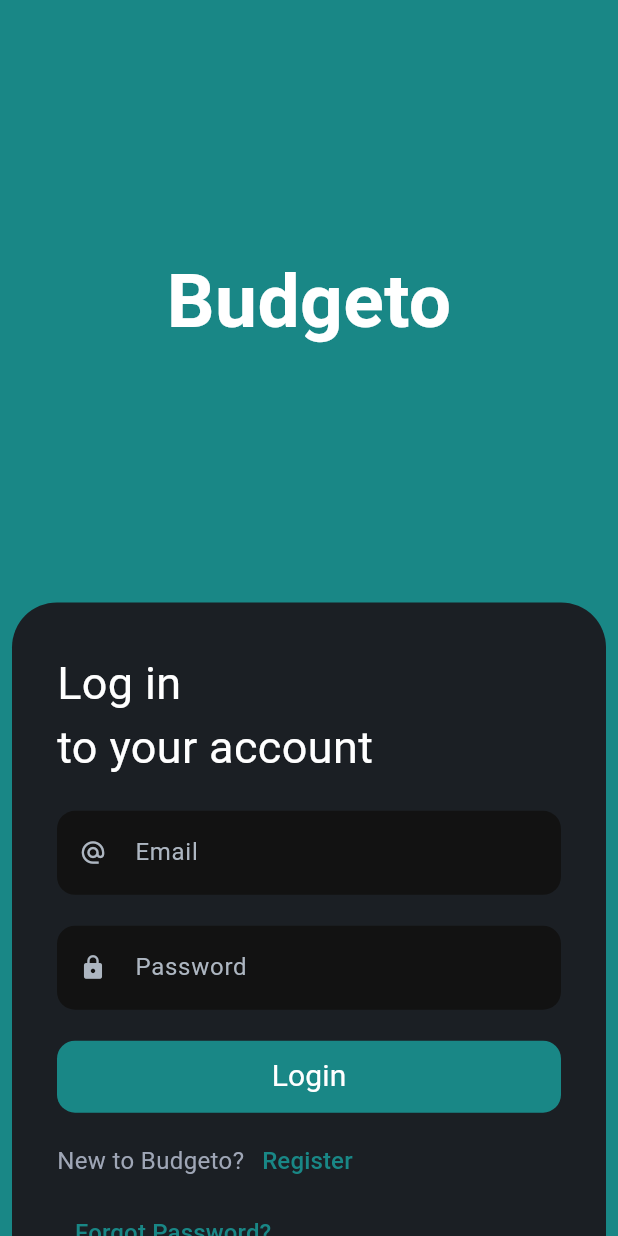
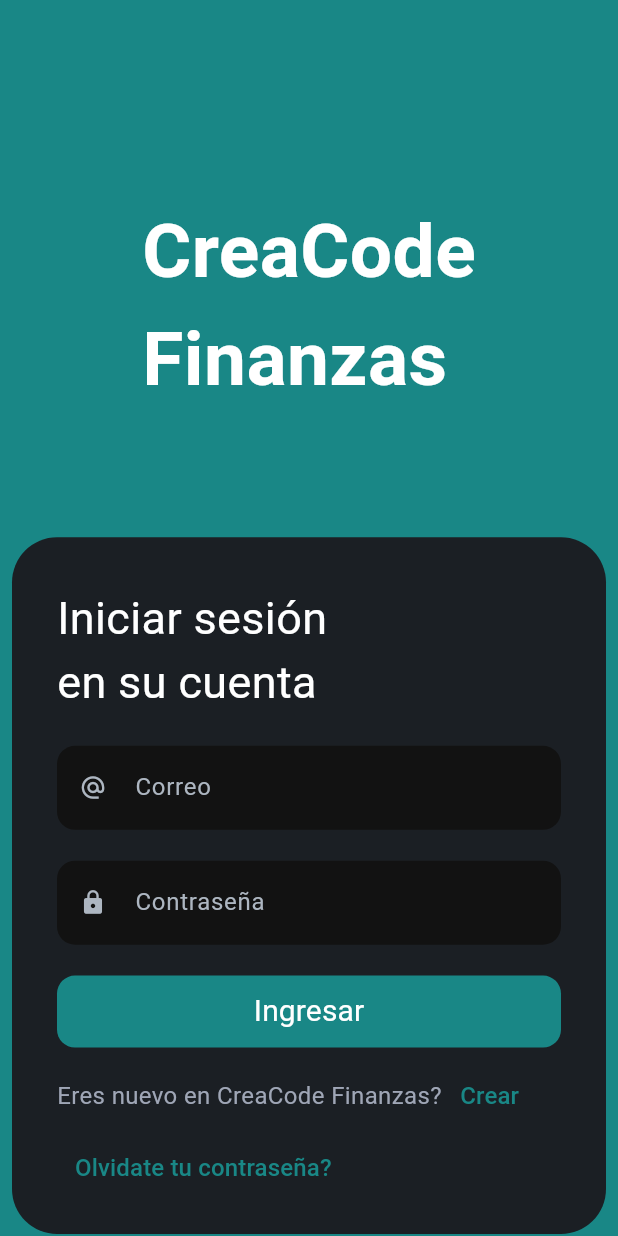
Before and after one commit to josmeldev/creacode_finanzas, a Flutter app: the screen it shows after launch, on a phone screen of 412 x 824 dp. Run offline on Flutter 3.47's test engine with Material 3 defaults, Android fonts, the phone set to English and light mode, and no system bars; our stand-ins replace firebase_auth, firebase_core, firebase_database, firebase_storage, fl_chart, flutter_switch and 3 more; accounts and stored records are empty; Roboto replaces fonts that are missing (Outfit).

Commit message:
refactor: translate authentication screens to Spanish for localization

```diff
--- a/lib/presentation/screens/auth/check_email_screen.dart
+++ b/lib/presentation/screens/auth/check_email_screen.dart
@@ -21,7 +21,7 @@
           ),
           Center(
             child: Text(
-              'We have sent you a link to\nreset the password!',
+              '¡Te hemos enviado un enlace\n para restablecer la contraseña!',
               style:
                   TextStyle(fontSize: 20, color: Theme.of(context).cardColor),
               textAlign: TextAlign.center,
--- a/lib/presentation/screens/auth/forgot_password_screen.dart
+++ b/lib/presentation/screens/auth/forgot_password_screen.dart
@@ -34,7 +34,7 @@
         .then((value) {
       Navigator.pushReplacement(context,
           MaterialPageRoute(builder: (context) => const CheckMailScreen()));
-      ToastMessage().toastMessage('Password reset email sent!', Colors.green);
+      ToastMessage().toastMessage('Correo electrónico de restablecimiento de contraseña enviado!', Colors.green);
       setState(() {
         loading = false;
       });
@@ -63,7 +63,7 @@
                         color: Theme.of(context).primaryColor,
                         child: const Center(
                           child: Text(
-                            'Budgeto',
+                            'CreaCode Finanzas',
                             style: TextStyle(
                                 fontSize: 50,
                                 fontWeight: FontWeight.bold,
--- a/lib/presentation/screens/auth/login_screen.dart
+++ b/lib/presentation/screens/auth/login_screen.dart
@@ -80,11 +80,11 @@
                     child: Column(
                       children: [
                         SizedBox(
-                          height: constraints.maxHeight * 0.2,
+                          height: constraints.maxHeight * 0.16,
                         ),
                         const Center(
                           child: Text(
-                            'Budgeto',
+                            'CreaCode\nFinanzas',
                             style: TextStyle(
                                 fontSize: 50,
                                 fontWeight: FontWeight.bold,
@@ -92,7 +92,7 @@
                           ),
                         ),
                         SizedBox(
-                          height: constraints.maxHeight * 0.2,
+                          height: constraints.maxHeight * 0.1,
                         ),
                         Padding(
                           padding: const EdgeInsets.symmetric(horizontal: 8),
@@ -119,7 +119,7 @@
                                           height:
                                               constraints.maxHeight * 0.015),
                                       const Text(
-                                        'Log in\nto your account',
+                                        'Iniciar sesión\nen su cuenta',
                                         style: TextStyle(
                                           fontSize: 30,
                                         ),
@@ -128,13 +128,17 @@
                                         height: constraints.maxHeight * 0.025,
                                       ),
                                       CustomTextField(
-                                        hint: 'Email',
+                                        hint: 'Correo',
                                         iconName: Icons.alternate_email,
                                         controller: emailController,
                                         obscureText: false,
                                         validator: (value) {
                                           if (value!.isEmpty) {
-                                            return 'Enter Email';
+                                            return 'Ingrese el correo';
+                                          } else if (!RegExp(
+                                                  r"^[a-zA-Z0-9._%+-]+@[a-zA-Z0-9.-]+\.[a-zA-Z]{2,}$")
+                                              .hasMatch(value)) {
+                                            return 'Ingrese un correo válido';
                                           }
                                           return null;
                                         },
@@ -145,13 +149,15 @@
                                         height: constraints.maxHeight * 0.025,
                                       ),
                                       CustomTextField(
-                                        hint: 'Password',
+                                        hint: 'Contraseña',
                                         iconName: Icons.lock,
                                         controller: passwordController,
                                         obscureText: true,
                                         validator: (value) {
                                           if (value!.isEmpty) {
-                                            return 'Enter Password';
+                                            return 'Ingrese la contraseña';
+                                          } else if (value.length < 6) {
+                                            return 'La contraseña debe tener al menos 6 caracteres';
                                           }
                                           return null;
                                         },
@@ -168,7 +174,7 @@
                                         constraints: constraints,
                                         btnColor:
                                             Theme.of(context).primaryColor,
-                                        btnText: 'Login',
+                                        btnText: 'Ingresar',
                                         onPressed: () {
                                           if (_formKey.currentState!
                                               .validate()) {
@@ -182,7 +188,7 @@
                                       Row(
                                         children: [
                                           const Text(
-                                            'New to Budgeto?',
+                                            'Eres nuevo en CreaCode Finanzas?',
                                             style: TextStyle(
                                                 color: kGrayTextC,
                                                 fontSize: 16,
@@ -190,7 +196,7 @@
                                           ),
                                           TextButton(
                                             child: Text(
-                                              'Register',
+                                              'Crear',
                                               style: TextStyle(
                                                   color: Theme.of(context)
                                                       .primaryColor,
@@ -208,7 +214,7 @@
                                       ),
                                       TextButton(
                                         child: Text(
-                                          'Forgot Password?',
+                                          'Olvidate tu contraseña?',
                                           style: TextStyle(
                                               color: Theme.of(context)
                                                   .primaryColor,
--- a/lib/presentation/screens/auth/signup_screen.dart
+++ b/lib/presentation/screens/auth/signup_screen.dart
@@ -42,7 +42,8 @@
       await _auth
           .createUserWithEmailAndPassword(
             email: emailController.text.toString(),
-              password: confirmPassController.text.toString())
+            password: confirmPassController.text.toString(),
+          )
           .then((value) {
             ref.child(value.user!.uid.toString()).set({
               'uid': value.user!.uid.toString(),
@@ -58,12 +59,17 @@
 
             debugPrint('split working');
 
-        Navigator.pushReplacement(context,
-            MaterialPageRoute(builder: (context) => const VerifyEmailScreen()));
+            Navigator.pushReplacement(
+              context,
+              MaterialPageRoute(
+                builder: (context) => const VerifyEmailScreen(),
+              ),
+            );
             setState(() {
               loading = false;
             });
-      }).onError((error, stackTrace) {
+          })
+          .onError((error, stackTrace) {
             ToastMessage().toastMessage(error.toString(), Colors.red);
             setState(() {
               loading = false;
@@ -89,11 +95,12 @@
                         color: Theme.of(context).primaryColor,
                         child: const Center(
                           child: Text(
-                            'Budgeto',
+                            'CreaCode\nFinanzas',
                             style: TextStyle(
                               fontSize: 50,
                               fontWeight: FontWeight.bold,
-                                color: Colors.white),
+                              color: Colors.white,
+                            ),
                           ),
                         ),
                       ),
@@ -101,12 +108,15 @@
                         padding: const EdgeInsets.symmetric(horizontal: 8),
                         child: Container(
                           padding: const EdgeInsets.symmetric(
-                              vertical: 8, horizontal: 30),
+                            vertical: 8,
+                            horizontal: 30,
+                          ),
 
                           decoration: BoxDecoration(
                             color: Theme.of(context).cardColor,
-                            borderRadius:
-                                const BorderRadius.all(Radius.circular(25)),
+                            borderRadius: const BorderRadius.all(
+                              Radius.circular(25),
+                            ),
                           ),
                           // color: Colors.white,
                           child: Form(
@@ -117,116 +127,116 @@
                               children: [
                                 SizedBox(height: constraints.maxHeight * 0.015),
                                 const Text(
-                                  'Create Account',
-                                  style: TextStyle(
-                                    fontSize: 28,
+                                  'Crear cuenta',
+                                  style: TextStyle(fontSize: 28),
                                 ),
-                                ),
-                                SizedBox(
-                                  height: constraints.maxHeight * 0.025,
-                                ),
+                                SizedBox(height: constraints.maxHeight * 0.025),
                                 CustomTextField(
                                   controller: emailController,
-                                  hint: 'Email',
+                                  hint: 'Correo',
                                   iconName: Icons.alternate_email,
                                   obscureText: false,
                                   validator: (value) {
                                     if (value!.isEmpty) {
-                                      return 'Enter Email';
+                                      return 'Ingresa un correo';
+                                    } else if (!RegExp(
+                                      r"^[a-zA-Z0-9._%+-]+@[a-zA-Z0-9.-]+\.[a-zA-Z]{2,}$",
+                                    ).hasMatch(value)) {
+                                      return 'Ingresa un correo válido';
                                     }
                                     return null;
                                   },
                                 ),
-                                SizedBox(
-                                  height: constraints.maxHeight * 0.025,
-                                ),
+                                SizedBox(height: constraints.maxHeight * 0.025),
                                 CustomTextField(
-                                  hint: 'Password',
+                                  hint: 'Contraseña',
                                   iconName: Icons.lock,
                                   obscureText: true,
                                   controller: passwordController,
                                   validator: (value) {
                                     if (value!.isEmpty) {
-                                      return 'Enter Password';
+                                      return 'Ingrese la contraseña';
+                                    } else if (value.length < 6) {
+                                      return 'La contraseña debe tener al menos 6 caracteres';
                                     }
                                     return null;
                                   },
                                 ),
-                                SizedBox(
-                                  height: constraints.maxHeight * 0.025,
-                                ),
+                                SizedBox(height: constraints.maxHeight * 0.025),
                                 CustomTextField(
-                                  hint: 'Confirm Password',
+                                  hint: 'Confirmar contraseña',
                                   iconName: Icons.lock,
                                   obscureText: true,
                                   controller: confirmPassController,
                                   validator: (value) {
                                     if (value!.isEmpty) {
-                                      return 'Enter Password';
+                                      return 'Ingrese la contraseña';
                                     }
                                     if (value != passwordController.text) {
-                                      return 'Password does not match';
+                                      return 'Las contraseñas no coinciden';
                                     }
                                     return null;
                                   },
                                 ),
-                                SizedBox(
-                                  height: constraints.maxHeight * 0.02,
-                                ),
+                                SizedBox(height: constraints.maxHeight * 0.02),
 
                                 const Center(
                                   child: Text(
-                                    'By signing up you’re agree to our Privacy Policy and Terms and Conditions',
+                                    'Al registrarte aceptas nuestra Política de privacidad y Términos y condiciones.',
                                     style: TextStyle(
-                                        fontSize: 14, color: kGrayTextC),
+                                      fontSize: 14,
+                                      color: kGrayTextC,
+                                    ),
                                   ),
                                 ),
 
-                                SizedBox(
-                                  height: constraints.maxHeight * 0.02,
-                                ),
+                                SizedBox(height: constraints.maxHeight * 0.02),
 
                                 // Container(child: TextB,)
                                 TButton(
                                   loading: loading,
                                   constraints: constraints,
                                   btnColor: Theme.of(context).primaryColor,
-                                  btnText: 'Continue',
+                                  btnText: 'Continuar',
                                   onPressed: signup,
                                 ),
-                                SizedBox(
-                                  height: constraints.maxHeight * 0.01,
-                                ),
+                                SizedBox(height: constraints.maxHeight * 0.01),
                                 Row(
                                   children: [
                                     const Text(
-                                      'Joined us?',
+                                      'Ya tienes una cuenta?',
                                       style: TextStyle(
                                         color: kGrayTextC,
                                         fontSize: 16,
-                                          fontWeight: FontWeight.w400),
+                                        fontWeight: FontWeight.w400,
+                                      ),
                                     ),
                                     TextButton(
                                       onPressed: () {
                                         Navigator.push(
                                           context,
                                           MaterialPageRoute(
-                                                  builder: (context) =>
-                                                      const LoginScreen()));
+                                            builder:
+                                                (context) =>
+                                                    const LoginScreen(),
+                                          ),
+                                        );
                                       },
-                                        child: Text('Login',
+                                      child: Text(
+                                        'Iniciar',
                                         style: TextStyle(
-                                              color: Theme.of(context)
-                                                  .primaryColor,
+                                          color: Theme.of(context).primaryColor,
                                           fontSize: 16,
-                                            )))
+                                        ),
+                                      ),
+                                    ),
                                   ],
                                 ),
                               ],
                             ),
                           ),
                         ),
-                      )
+                      ),
                     ],
                   ),
                 );
--- a/lib/presentation/screens/auth/verify_email_screen.dart
+++ b/lib/presentation/screens/auth/verify_email_screen.dart
@@ -92,15 +92,15 @@
                 mainAxisAlignment: MainAxisAlignment.center,
                 children: [
                   Text(
-                    'A verification link has been\nsent to your email!',
+                    '¡Se ha enviado un enlace de\nverificacióna tu correo electrónico!',
                     style: TextStyle(
                         fontSize: 20, color: Theme.of(context).cardColor),
                     textAlign: TextAlign.center,
                   ),
                   CheckEmailWidget(
                       mailText:
-                          'You will get automatically logged\nin once you verify your email',
-                      btnText: 'Resend Email',
+                          'Iniciará sesión automáticamente una vez\nque verifique su correo electrónico.',
+                      btnText: 'Reenviar al correo',
                       onPressed: sendVerificationEmail),
                 ],
               ),
```
Lines whose indentation alone changed are shown as unchanged.
